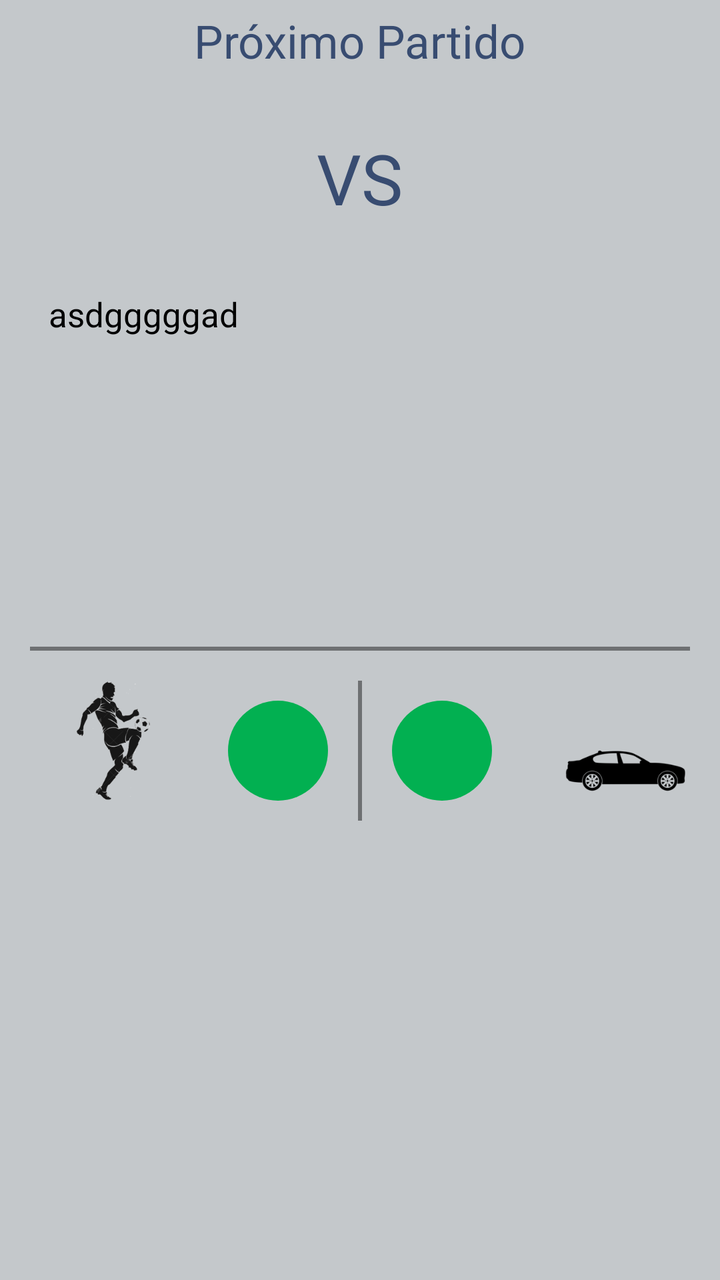
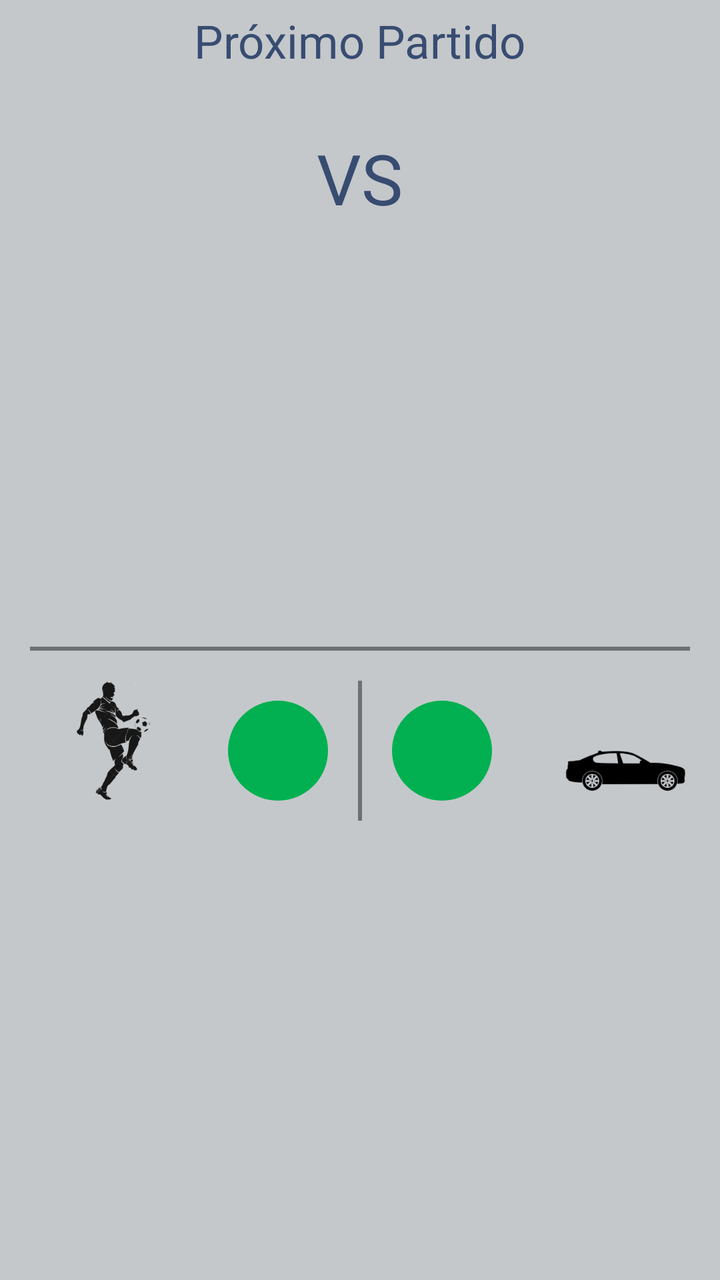

The first picture is an Android layout as it rendered before a commit; the second is the same layout after the commit. The layout source and the unified diff follow.
<!-- AndroidManifest.xml: application theme AppTheme.NoActionBar -->
<!-- res/layout/fragment_fixture_match_info.xml -->
<RelativeLayout xmlns:android="http://schemas.android.com/apk/res/android"
    xmlns:tools="http://schemas.android.com/tools"
    android:layout_width="match_parent"
    android:layout_height="match_parent"
    android:background="#C4C8CB"
    tools:context="com.sport.perlagloria.activity.FixtureMatchInfoFragment">

    <TextView
        android:id="@+id/nextGameTV"
        android:layout_width="wrap_content"
        android:layout_height="wrap_content"
        android:layout_alignParentTop="true"
        android:layout_centerHorizontal="true"
        android:layout_marginTop="5dp"
        android:text="@string/next_game"
        android:textColor="@color/colorPrimary"
        android:textSize="23sp" />

    <TextView
        android:id="@+id/versusTV"
        android:layout_width="wrap_content"
        android:layout_height="wrap_content"
        android:layout_below="@+id/nextGameTV"
        android:layout_centerHorizontal="true"
        android:layout_marginTop="30dp"
        android:text="VS"
        android:textColor="@color/colorPrimary"
        android:textSize="35sp" />

    <ImageView
        android:id="@+id/team1LogoImgView"
        android:layout_width="fill_parent"
        android:layout_height="80dp"
        android:layout_below="@+id/nextGameTV"
        android:layout_marginEnd="20dp"
        android:layout_marginLeft="5dp"
        android:layout_marginRight="20dp"
        android:layout_marginStart="5dp"
        android:layout_marginTop="10dp"
        android:layout_toLeftOf="@+id/versusTV"
        android:layout_toStartOf="@+id/versusTV"
        android:src="@android:drawable/sym_def_app_icon" />

    <ImageView
        android:id="@+id/team2LogoImgView"
        android:layout_width="fill_parent"
        android:layout_height="80dp"
        android:layout_alignTop="@+id/team1LogoImgView"
        android:layout_marginEnd="5dp"
        android:layout_marginLeft="20dp"
        android:layout_marginRight="5dp"
        android:layout_marginStart="20dp"
        android:layout_toEndOf="@+id/versusTV"
        android:layout_toRightOf="@+id/versusTV"
        android:src="@android:drawable/sym_def_app_icon" />

    <TextView
        android:id="@+id/team1NameTV"
        android:layout_width="wrap_content"
        android:layout_height="wrap_content"
        android:layout_alignEnd="@+id/team1LogoImgView"
        android:layout_alignLeft="@+id/team1LogoImgView"
        android:layout_alignRight="@+id/team1LogoImgView"
        android:layout_alignStart="@+id/team1LogoImgView"
        android:layout_below="@+id/team1LogoImgView"
        android:layout_marginTop="20dp"
        android:layout_toLeftOf="@+id/versusTV"
        android:gravity="center"
        android:singleLine="true"
        android:text="asdgggggad"
        android:textColor="@android:color/black"
        android:textSize="17sp" />

    <TextView
        android:id="@+id/team2NameTV"
        android:layout_width="wrap_content"
        android:layout_height="wrap_content"
        android:layout_alignEnd="@+id/team2LogoImgView"
        android:layout_alignLeft="@+id/team2LogoImgView"
        android:layout_alignRight="@+id/team2LogoImgView"
        android:layout_alignStart="@+id/team2LogoImgView"
        android:layout_below="@+id/team2LogoImgView"
        android:layout_marginTop="20dp"
        android:layout_toRightOf="@+id/versusTV"
        android:gravity="center"
        android:singleLine="true"
        android:text=""
        android:textColor="@android:color/black"
        android:textSize="17sp" />

    <TextView
        android:id="@+id/dateOfMatchTV"
        android:layout_width="wrap_content"
        android:layout_height="wrap_content"
        android:layout_below="@+id/versusTV"
        android:layout_centerHorizontal="true"
        android:layout_marginTop="80dp"
        android:singleLine="true"
        android:text=""
        android:textColor="@color/colorPrimary"
        android:textSize="20sp" />

    <TextView
        android:id="@+id/timeOfMatchTV"
        android:layout_width="wrap_content"
        android:layout_height="wrap_content"
        android:layout_below="@+id/dateOfMatchTV"
        android:layout_centerHorizontal="true"
        android:layout_marginTop="15dp"
        android:singleLine="true"
        android:text=""
        android:textColor="@color/colorPrimary"
        android:textSize="20sp" />

    <TextView
        android:id="@+id/fieldNumber"
        android:layout_width="wrap_content"
        android:layout_height="wrap_content"
        android:layout_below="@+id/timeOfMatchTV"
        android:layout_centerHorizontal="true"
        android:layout_marginTop="15dp"
        android:singleLine="true"
        android:text=""
        android:textColor="@color/colorPrimary"
        android:textSize="20sp" />

    <View
        android:id="@+id/horizDividerView"
        android:layout_width="match_parent"
        android:layout_height="2dp"
        android:layout_alignEnd="@+id/team2LogoImgView"
        android:layout_alignLeft="@+id/team1LogoImgView"
        android:layout_alignRight="@+id/team2LogoImgView"
        android:layout_alignStart="@+id/team1LogoImgView"
        android:layout_below="@+id/fieldNumber"
        android:layout_marginLeft="10dp"
        android:layout_marginRight="10dp"
        android:layout_marginTop="20dp"
        android:background="#6E7072" />

    <ImageView
        android:id="@+id/homeTeamImgView"
        android:layout_width="40dp"
        android:layout_height="60dp"
        android:layout_alignTop="@+id/vertDividerView"
        android:layout_marginEnd="20dp"
        android:layout_marginRight="20dp"
        android:layout_toLeftOf="@+id/homeGoalsTV"
        android:layout_toStartOf="@+id/nextGameTV"
        android:src="@drawable/home_team" />

    <ImageView
        android:id="@+id/awayTeamImgView"
        android:layout_width="60dp"
        android:layout_height="30dp"
        android:layout_alignBottom="@+id/awayGoalsTV"
        android:layout_marginLeft="20dp"
        android:layout_marginStart="20dp"
        android:layout_toEndOf="@+id/nextGameTV"
        android:layout_toRightOf="@+id/awayGoalsTV"
        android:src="@drawable/away_team" />

    <View
        android:id="@+id/vertDividerView"
        android:layout_width="2dp"
        android:layout_height="70dp"
        android:layout_below="@+id/horizDividerView"
        android:layout_centerHorizontal="true"
        android:layout_marginTop="15dp"
        android:background="#6E7072" />

    <TextView
        android:id="@+id/homeGoalsTV"
        android:layout_width="50dp"
        android:layout_height="50dp"
        android:layout_alignBottom="@+id/homeTeamImgView"
        android:layout_marginEnd="15dp"
        android:layout_marginRight="15dp"
        android:layout_toLeftOf="@+id/vertDividerView"
        android:layout_toStartOf="@+id/vertDividerView"
        android:background="@drawable/circle_shape"
        android:gravity="center_vertical|center_horizontal"
        android:text=""
        android:textColor="@android:color/white"
        android:textSize="20sp"
        android:textStyle="bold" />

    <TextView
        android:id="@+id/awayGoalsTV"
        android:layout_width="50dp"
        android:layout_height="50dp"
        android:layout_alignBottom="@+id/homeTeamImgView"
        android:layout_marginLeft="15dp"
        android:layout_marginStart="15dp"
        android:layout_toEndOf="@+id/vertDividerView"
        android:layout_toRightOf="@+id/vertDividerView"
        android:background="@drawable/circle_shape"
        android:gravity="center_vertical|center_horizontal"
        android:text=""
        android:textColor="@android:color/white"
        android:textSize="20sp"
        android:textStyle="bold" />


</RelativeLayout>
<!-- resources referenced by this layout -->
<resources>
  <color name="colorPrimary">#384C71</color>
  <!-- drawable away_team: png bitmap (drawable, 5907 bytes) -->
  <!-- drawable circle_shape (drawable) -->
  <?xml version="1.0" encoding="utf-8"?>
  <shape xmlns:android="http://schemas.android.com/apk/res/android"
      android:shape="oval">
      <solid android:color="#02b051" />
  </shape>
  <!-- drawable home_team: png bitmap (drawable, 22256 bytes) -->
  <string name="next_game">Próximo Partido</string>
  <style name="AppTheme.NoActionBar">
          <item name="windowActionBar">false</item>
          <item name="windowNoTitle">true</item>
      </style>
</resources>

<!-- the commit's change to res/layout/fragment_fixture_match_info.xml (unified diff, before → after) -->
@@ -65,9 +65,10 @@
         android:layout_below="@+id/team1LogoImgView"
         android:layout_marginTop="20dp"
         android:layout_toLeftOf="@+id/versusTV"
+        android:layout_toStartOf="@+id/versusTV"
         android:gravity="center"
         android:singleLine="true"
-        android:text="asdgggggad"
+        android:text=""
         android:textColor="@android:color/black"
         android:textSize="17sp" />
 
@@ -81,6 +82,7 @@
         android:layout_alignStart="@+id/team2LogoImgView"
         android:layout_below="@+id/team2LogoImgView"
         android:layout_marginTop="20dp"
+        android:layout_toEndOf="@+id/versusTV"
         android:layout_toRightOf="@+id/versusTV"
         android:gravity="center"
         android:singleLine="true"
